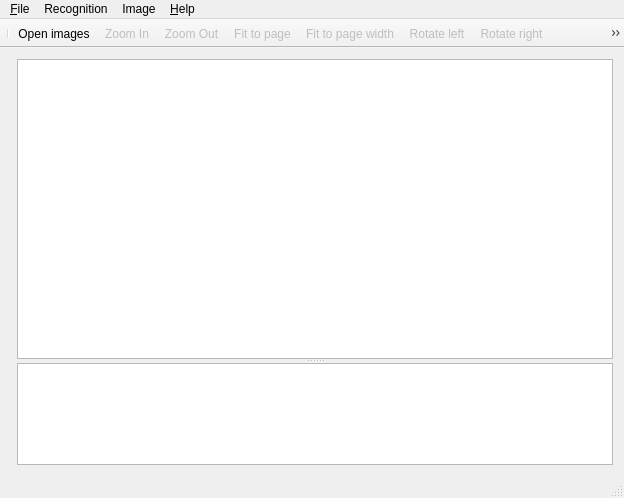
uliss/quneiform, file gui/mainwindow.ui: the form before one commit.
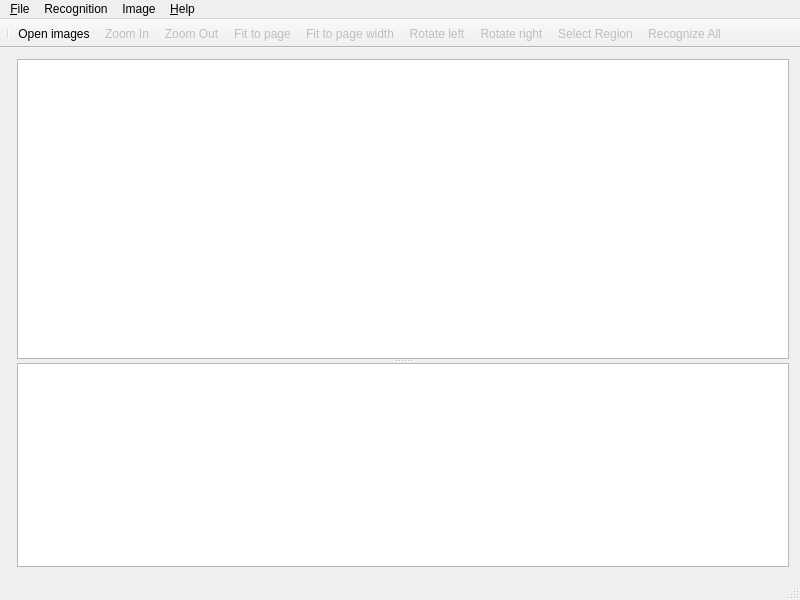
The form after the commit. Icons and pictures are not drawn. Custom widgets are drawn as their Qt base class.

Diff of the .ui file:
```diff
--- a/gui/mainwindow.ui
+++ b/gui/mainwindow.ui
@@ -6,8 +6,8 @@
    <rect>
     <x>0</x>
     <y>0</y>
-    <width>624</width>
-    <height>498</height>
+    <width>800</width>
+    <height>600</height>
    </rect>
   </property>
   <property name="windowTitle">
@@ -61,7 +61,7 @@
     <rect>
      <x>0</x>
      <y>0</y>
-     <width>624</width>
+     <width>800</width>
      <height>22</height>
     </rect>
    </property>
```
